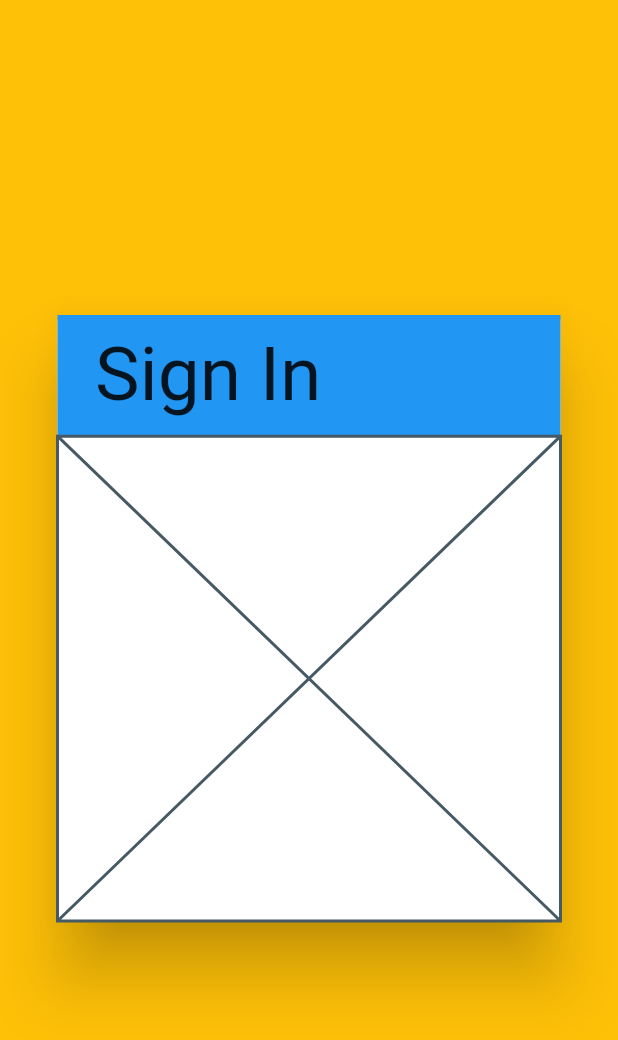
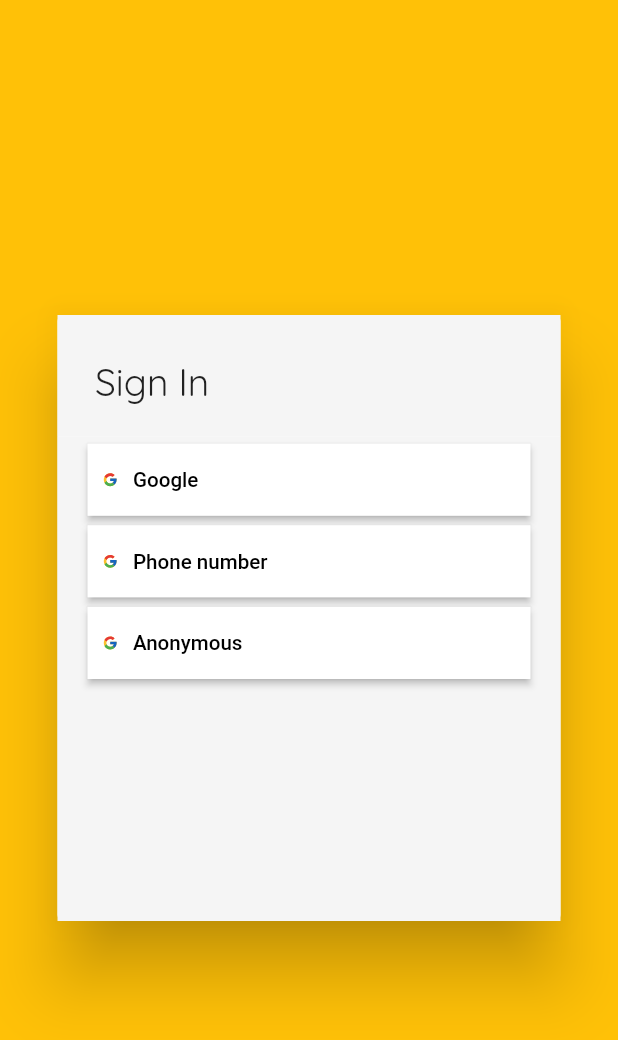
Before and after one commit to Nailsonseat/Acharya_Setu, a Flutter app: the screen it shows after launch, on a phone screen of 412 x 824 dp. Shown: the top 1040 px of the screen. Run offline on Flutter 3.47's test engine with Material 2 defaults, Android fonts, the phone set to English and light mode, and no system bars; our stand-ins replace firebase_auth, flutter_svg, go_router, google_fonts; accounts and stored records are empty.

Commit message:
responsive layouts sign in

```diff
--- a/lib/screens/sign_in/sign_in.dart
+++ b/lib/screens/sign_in/sign_in.dart
@@ -18,7 +18,7 @@
       backgroundColor: Colors.teal,
       body:LayoutBuilder(
         builder: (context,constraints){
-          if(constraints.maxWidth>700){
+          if(constraints.maxWidth>constraints.maxHeight){
             return const SignInWide();
           }
           else {
--- a/lib/screens/sign_in/sign_in_card.dart
+++ b/lib/screens/sign_in/sign_in_card.dart
@@ -1,11 +1,16 @@
 import 'package:flutter/material.dart';
+import 'package:flutter_svg/flutter_svg.dart';
 import 'package:google_fonts/google_fonts.dart';
 
-class SignInOptions extends StatelessWidget {
-  const SignInOptions({Key? key}) : super(key: key);
+class SignInCard extends StatelessWidget {
+  SignInCard({Key? key}) : super(key: key);
+
+  final List<String> options = ['Google', "Phone number", "Anonymous"];
 
   @override
   Widget build(BuildContext context) {
+    var height=MediaQuery.of(context).size.height;
+    var width=MediaQuery.of(context).size.width;
     return Card(
       elevation: 20,
       color: Colors.white,
@@ -16,20 +21,54 @@
             child: Container(
               alignment: Alignment.centerLeft,
               padding: const EdgeInsets.only(left: 25),
-              color: Colors.blue,
+              color: Colors.grey[100],
               child: FittedBox(
-                alignment: Alignment.center,
                 fit: BoxFit.scaleDown,
-                child: Text(
-                  'Sign In',
-                  style: GoogleFonts.roboto(fontSize: 50,)
+                child: Padding(
+                  padding: EdgeInsets.only(top:height/95),
+                  child: Text('Sign In',
+                      style: GoogleFonts.quicksand(
+                        fontSize: (height+width)/50,
+                      )),
                 ),
               ),
             ),
           ),
-          const Expanded(
+          Expanded(
             flex: 4,
-            child: Placeholder(),
+            child: Container(
+              color: Colors.grey[100],
+              child: ListView(
+                padding: const EdgeInsets.only(top: 5),
+                children: [
+                  for (var option in options)
+                    Padding(
+                      padding: EdgeInsets.only(left:20,right:20,bottom: height/130),
+                      child: ElevatedButton(
+                        onPressed: () {},
+                        style: ElevatedButton.styleFrom(
+                          padding:EdgeInsets.only(top: height/60,bottom: height/60),
+                          backgroundColor: Colors.white,
+                          foregroundColor: Colors.lightBlueAccent,
+                          shape: const BeveledRectangleBorder(
+                            borderRadius: BorderRadius.only(),
+                          ),
+                        ),
+                        child: Row(
+                          children: [
+                            Padding(
+                              padding: const EdgeInsets.only(left: 10,right: 10),
+                              child: SvgPicture.asset('lib/assets/icons8-google.svg',height: height/40,width: width/40,),
+                              //child: Image.asset('lib/assets/icons8-google-48.png',height: 25,width: 25,fit: BoxFit.scaleDown,),
+                            ),
+                            Text(option,style: TextStyle(color: Colors.black,fontSize: height>width?(width)/30:(height+width)/150),),
+                          ],
+                        ),
+                      ),
+                    ),
+                ],
+              ),
+            ),
           )
         ],
       ),
--- a/lib/screens/sign_in/sign_in_layouts/sign_in_narrow_layout.dart
+++ b/lib/screens/sign_in/sign_in_layouts/sign_in_narrow_layout.dart
@@ -16,7 +16,7 @@
                 children: [
                   Expanded(flex: 1,child: Container(),),
                   //Expanded(flex: 10,child: Card(elevation: 20,child: Container(color: Colors.white,),),),
-                  const Expanded(flex: 10,child: SignInOptions(),),
+                  Expanded(flex: 10,child: SignInCard(),),
                   Expanded(flex: 1,child: Container(),)
                 ],
               ),),
--- a/lib/screens/sign_in/sign_in_layouts/sign_in_wide_layout.dart
+++ b/lib/screens/sign_in/sign_in_layouts/sign_in_wide_layout.dart
@@ -3,7 +3,6 @@
 
 class SignInWide extends StatelessWidget {
   const SignInWide({Key? key}) : super(key: key);
-
   @override
   Widget build(BuildContext context) {
     return Container(
@@ -20,15 +19,15 @@
             child: Row(
               children: [
                 Expanded(
-                  flex: 1,
+                  flex: 5,
                   child: Container(),
                 ),
-                const Expanded(
+                Expanded(
                   flex: 4,
-                  child: SignInOptions(),
+                  child: SignInCard(),
                 ),
                 Expanded(
-                  flex: 1,
+                  flex: 5,
                   child: Container(),
                 )
               ],
```
